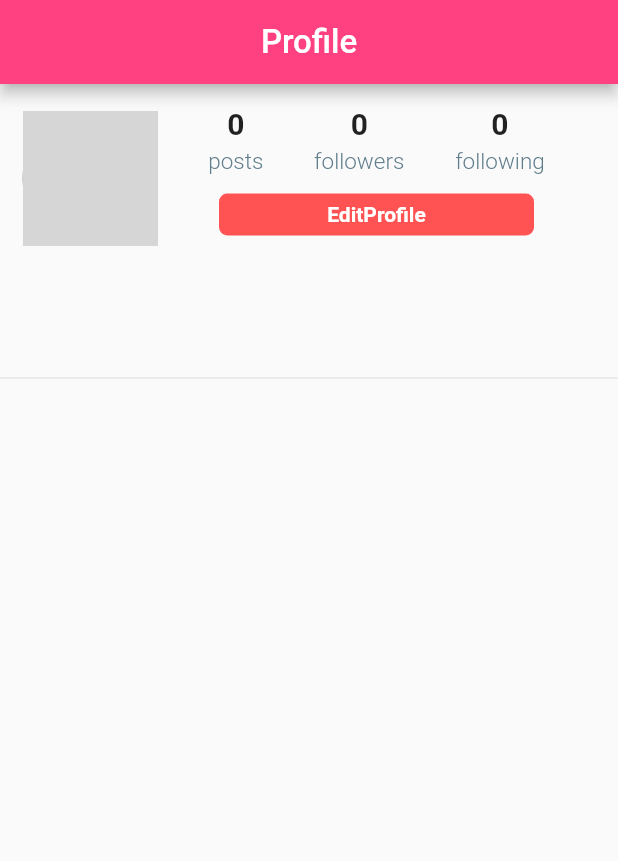
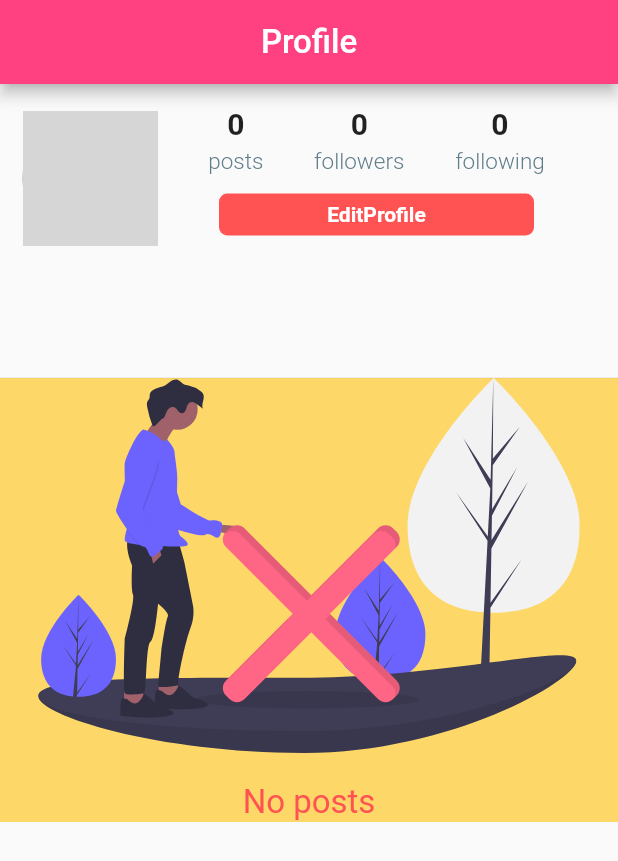
Before and after one commit to DYankova/FlutterShare, a Flutter app: the Profile screen opened directly, on a phone screen of 412 x 824 dp. Shown: the top 861 px of the screen. Run offline on Flutter 3.47's test engine with Material 2 defaults, Android fonts, the phone set to English and light mode, and no system bars; our stand-ins replace cached_network_image, cloud_firestore, firebase_storage, flutter_svg, geolocator, google_sign_in and 1 more; accounts and stored records are empty; network calls fail; grey boxes are pictures that could not be loaded.

Commit message:
add posts functionality

```diff
--- a/lib/pages/home.dart
+++ b/lib/pages/home.dart
@@ -30,8 +30,6 @@ class _HomeState extends State<Home> {
   bool isAuth = false;
   PageController pageController;
   int pageIndex = 0;
-
-
 
  //listen if user is sign in
   @override
--- a/lib/pages/profile.dart
+++ b/lib/pages/profile.dart
@@ -2,11 +2,13 @@ import 'package:cached_network_image/cached_network_image.dart';
 import 'package:cloud_firestore/cloud_firestore.dart';
 import 'package:flutter/material.dart';
 import 'package:flutter/rendering.dart';
+import 'package:flutter_svg/svg.dart';
 import 'package:fluttershare/models/user.dart';
 import 'package:fluttershare/pages/edit_profile.dart';
 import 'package:fluttershare/pages/home.dart';
 import 'package:fluttershare/widgets/header.dart';
 import 'package:fluttershare/widgets/post.dart';
+import 'package:fluttershare/widgets/post_tile.dart';
 import 'package:fluttershare/widgets/progress.dart';
 
 class Profile extends StatefulWidget {
@@ -204,7 +206,40 @@ class _ProfileState extends State<Profile> {
 
     if(isLoading){
       circularProgress();
+    } else if(posts.isEmpty){
+      return Container(
+        color: Theme.of(context).accentColor.withOpacity(0.6),
+        child: Column(
+          mainAxisAlignment: MainAxisAlignment.center,
+          children: <Widget>[
+            SvgPicture.asset('assets/images/no_content.svg',height: 250.0),
+            Padding(padding: EdgeInsets.only(top: 20),
+
+                child: Text("No posts",
+                  style: TextStyle(
+                    color: Colors.redAccent,
+                    fontSize: 22.0,
+                  ),),
+              ),
+          ],
+        ),
+      );
     }
+
+
+    List<GridTile> gridTiles = [];
+    posts.forEach((post) {
+      gridTiles.add(GridTile(child: PostTile(post)));
+    });
+//    return GridView.count(
+//      crossAxisCount: 3,
+//      childAspectRatio: 1.0,
+//      mainAxisSpacing: 1.5,
+//      crossAxisSpacing: 1.5,
+//      shrinkWrap: true,
+//      physics: NeverScrollableScrollPhysics(),
+//      children: gridTiles,
+//    );
     return Column(
       children: posts,
     );
```
Also changed, not shown: lib/pages/comments.dart (+49 -2 lines), lib/widgets/custom_image.dart (+11 -2 lines), lib/widgets/post.dart (+63 -6 lines), lib/widgets/post_tile.dart (+10 -1 lines), lib/models/post.dart (added), 1 other file.
